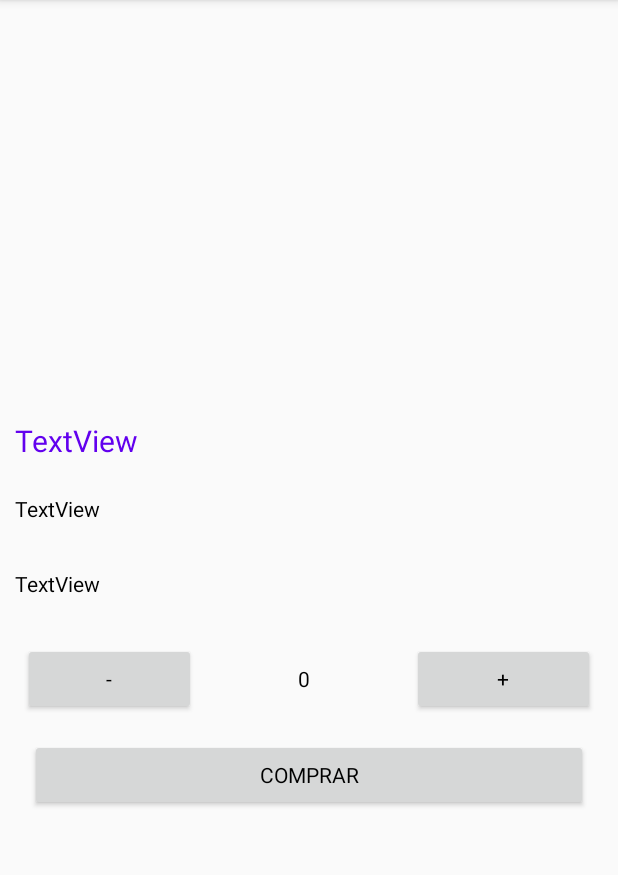
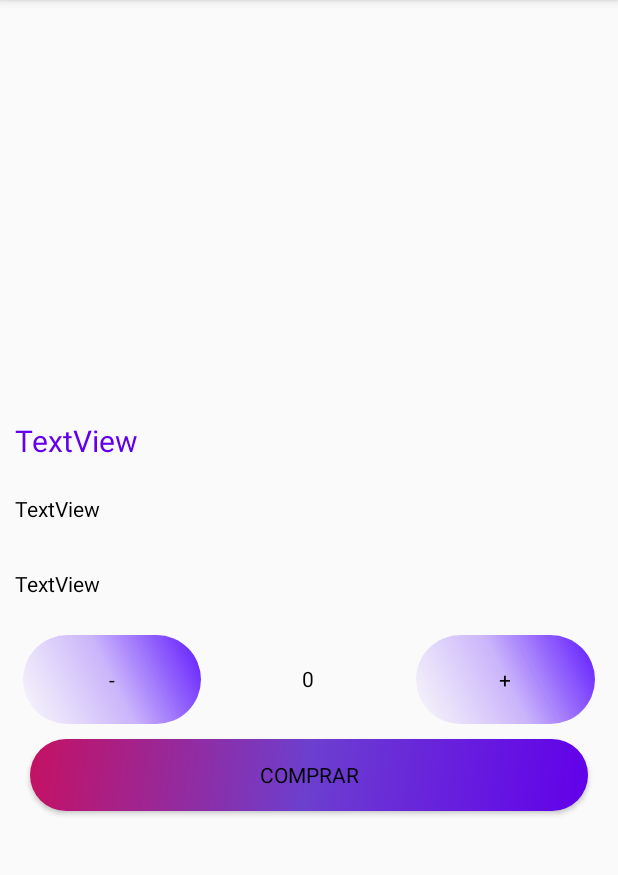
Before and after one commit to JavierDossmanCobos/GithubRepositorioPropositoGeneral, an Android app: the DetallesProductoActivity screen opened directly, with no data from a screen before it, on a phone screen of 412 x 824 dp, the part 84-959 px from its top. Run offline under Robolectric (Android 15) with nearby library versions, the light colour scheme and no system bars; Roboto replaces fonts that are not available here.

Commit message:
Updated on 16 June 2023 @6:18am - RetoTiendaVirtual

```diff
--- a/RetoTiendaVirtual/app/src/main/java/com/usa/retotiendavirtual/DetallesProductoActivity.java
+++ b/RetoTiendaVirtual/app/src/main/java/com/usa/retotiendavirtual/DetallesProductoActivity.java
@@ -3,12 +3,32 @@ package com.usa.retotiendavirtual;
 import androidx.appcompat.app.AppCompatActivity;
 
 import android.os.Bundle;
+import android.widget.Button;
+import android.widget.ImageView;
+import android.widget.TextView;
 
 public class DetallesProductoActivity extends AppCompatActivity {
+
+    ImageView imgDetalleProducto;
+    TextView txtNombre, txtDescripcion, txtPrecio, txtCantidad;
+    Button btnResCantidad, btnSumCantidad, btnAgregarProducto;
 
     @Override
     protected void onCreate(Bundle savedInstanceState) {
         super.onCreate(savedInstanceState);
         setContentView(R.layout.activity_detalles_producto);
+
+        imgDetalleProducto = findViewById((R.id.imgDetalleProducto));
+        txtNombre = findViewById((R.id.txtNombreDetalleProducto));
+        txtDescripcion = findViewById((R.id.txtDescripcionDetalleProducto));
+        txtPrecio = findViewById((R.id.txtPrecioDetalleProducto));
+        txtCantidad = findViewById((R.id.textCantidad));
+        btnResCantidad = findViewById((R.id.btnResCantidad));
+        btnSumCantidad = findViewById((R.id.btnSumCantidad));
+        btnAgregarProducto = findViewById((R.id.btnAgregarProducto));
+
+        //cargarDatos();
+
+
     }
 }
--- a/RetoTiendaVirtual/app/src/main/java/com/usa/retotiendavirtual/ui/producto/adapter/ProductoAdapter.java
+++ b/RetoTiendaVirtual/app/src/main/java/com/usa/retotiendavirtual/ui/producto/adapter/ProductoAdapter.java
@@ -1,14 +1,18 @@
 package com.usa.retotiendavirtual.ui.producto.adapter;
 
+import android.content.Context;
+import android.content.Intent;
 import android.view.LayoutInflater;
 import android.view.View;
 import android.view.ViewGroup;
 import android.widget.ImageView;
 import android.widget.TextView;
+import android.widget.Toast;
 
 import androidx.annotation.NonNull;
 import androidx.recyclerview.widget.RecyclerView;
 
+import com.usa.retotiendavirtual.DetallesProductoActivity;
 import com.usa.retotiendavirtual.R;
 import com.usa.retotiendavirtual.ui.producto.model.ProductoModel;
 
@@ -40,10 +44,10 @@ public class ProductoAdapter extends RecyclerView.Adapter<ProductoAdapter.Produc
         holder.txtDescripcionProducto.setText(productos.get(position).getDescripcion());
         holder.txtPrecioProducto.setText("$ "+String.valueOf(productos.get(position).getPrecio()));
         holder.imgProducto.setImageResource(productos.get(position).getImagen());
-
+        holder.posicion = holder.getAdapterPosition();
     }
     public class ProductoViewHolder extends RecyclerView.ViewHolder {
-
+        int posicion;
         ImageView imgProducto;
         TextView txtTituloProducto, txtDescripcionProducto, txtPrecioProducto;
         public ProductoViewHolder(@NonNull View itemView) {
@@ -53,6 +57,20 @@ public class ProductoAdapter extends RecyclerView.Adapter<ProductoAdapter.Produc
             txtTituloProducto = itemView.findViewById(R.id.txtTituloProducto);
             txtDescripcionProducto = itemView.findViewById(R.id.txtDescripcionProducto);
             txtPrecioProducto = itemView.findViewById(R.id.txtPrecioProducto);
+
+            itemView.setOnClickListener(new View.OnClickListener() {
+                @Override
+                public void onClick(View v) {
+                //    Toast.makeText(itemView.getContext(), "Click en un card view  "+String.valueOf(posicion),Toast.LENGTH_SHORT).show();
+
+                    Context contexto = itemView.getContext();
+                    Intent intent = new Intent(itemView.getContext(), DetallesProductoActivity.class);
+                    //Todo Aqui debemos mandar los datos a la otra actividad
+                    contexto.startActivity(intent);
+
+                }
+            });
+
         }
     }
 
--- a/RetoTiendaVirtual/app/src/main/res/layout/activity_detalles_producto.xml
+++ b/RetoTiendaVirtual/app/src/main/res/layout/activity_detalles_producto.xml
@@ -50,11 +50,11 @@
 
         <Button
             android:id="@+id/btnResCantidad"
-            android:layout_width="1dp"
-            android:layout_height="wrap_content"
+            android:layout_width="5dp"
+            android:layout_height="match_parent"
             android:layout_marginHorizontal="5sp"
             android:layout_weight="1"
-            android:drawableTop="@drawable/button_gradient"
+            android:background="@drawable/button_gradient_style1"
             android:text="-" />
 
         <TextView
@@ -68,11 +68,11 @@
 
         <Button
             android:id="@+id/btnSumCantidad"
-            android:layout_width="7dp"
-            android:layout_height="wrap_content"
+            android:layout_width="5dp"
+            android:layout_height="match_parent"
             android:layout_marginHorizontal="5sp"
             android:layout_weight="1"
-            android:drawableTop="@drawable/button_gradient"
+            android:background="@drawable/button_gradient_style1"
             android:text="+" />
     </LinearLayout>
 
@@ -82,5 +82,6 @@
         android:layout_height="wrap_content"
         android:layout_margin="10sp"
         android:layout_marginVertical="20sp"
+        android:background="@drawable/button_gradient"
         android:text="Comprar" />
 </LinearLayout>
```
